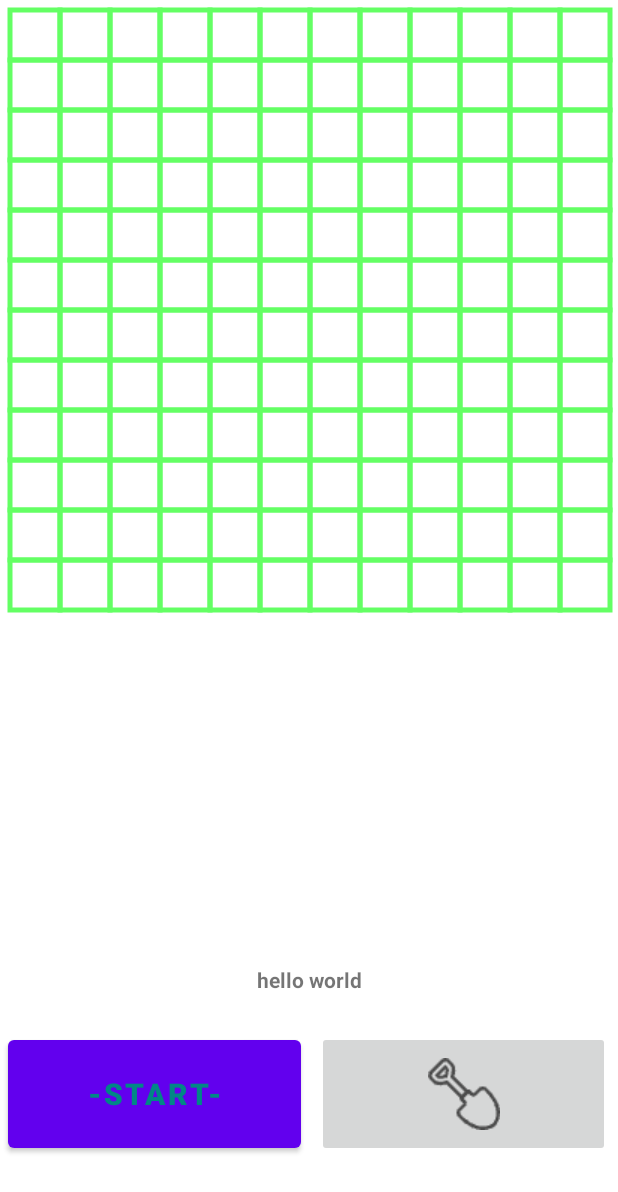
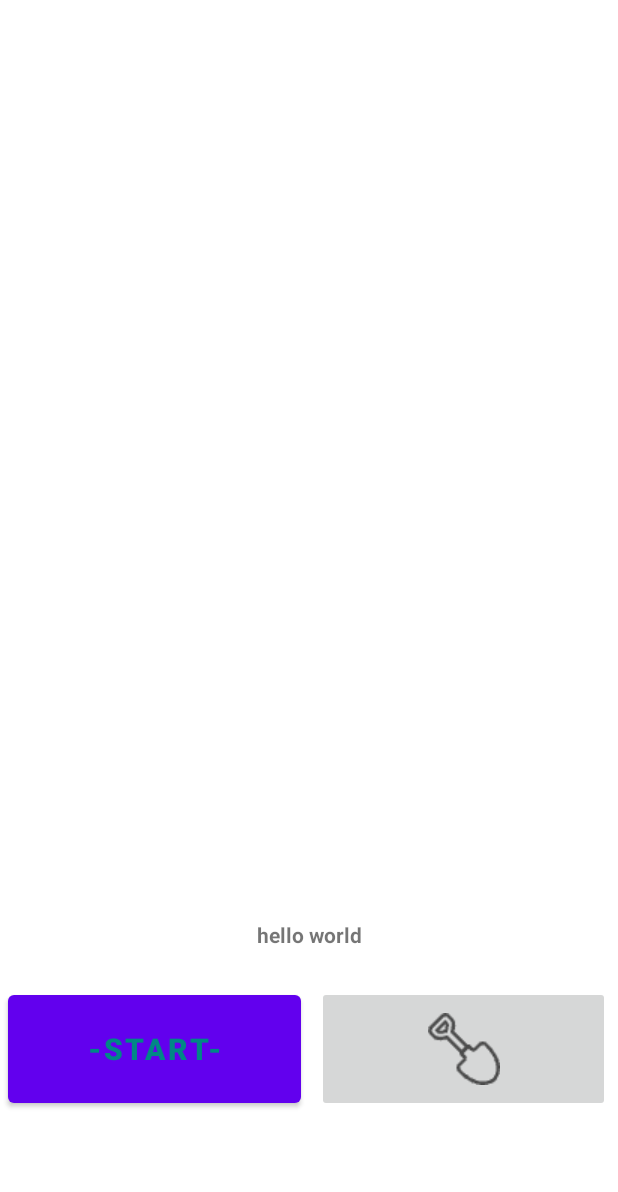
Before and after one commit to tfs-apps-one/TreasureHunt, an Android app: the layout activity_sub.xml on its own in the app's theme, with its tools: preview values and no code run, on a phone screen of 412 x 824 dp. Shown: the top 1192 px of the screen. Run offline under Robolectric (Android 15) with nearby library versions, the phone set to English and light mode, and no system bars.

Commit message:
ゲームフレーム表示処理の追加

```diff
--- a/app/src/main/res/layout/activity_sub.xml
+++ b/app/src/main/res/layout/activity_sub.xml
@@ -6,21 +6,30 @@
     android:layout_height="match_parent"
     tools:context=".MainActivity">
 
+    <!--
     <tfsapps.treasurehunt.MyMap
         android:id="@+id/my_map"
         android:layout_width="match_parent"
         android:layout_height="wrap_content"
+        app:layout_constraintTop_toTopOf="parent"
         tools:ignore="MissingConstraints" />
+    -->
 
+    <LinearLayout
+        android:id="@+id/linearLayout4"
+        android:layout_width="match_parent"
+        android:layout_height="wrap_content"
+        app:layout_constraintTop_toTopOf="parent"
+        android:orientation="horizontal">
+    </LinearLayout>
 
     <LinearLayout
         android:id="@+id/linearLayout5"
         android:layout_width="match_parent"
         android:layout_height="200dp"
-        android:layout_marginTop="531dp"
+        android:layout_marginBottom="30dp"
         android:orientation="vertical"
-        app:layout_constraintBottom_toBottomOf="@+id/my_map"
-        >
+        app:layout_constraintBottom_toBottomOf="parent">
 
         <TextView
             android:id="@+id/text_status"
@@ -40,8 +49,7 @@
             android:layout_width="match_parent"
             android:layout_height="0dp"
             android:layout_weight="2"
-            android:orientation="horizontal"
-            app:layout_constraintBottom_toBottomOf="@+id/my_map">
+            android:orientation="horizontal">
 
             <Button
                 android:id="@+id/btn_tips"
@@ -54,8 +62,8 @@
                 android:layout_weight="1"
                 android:text="-START-"
                 android:textColor="@color/teal_700"
+                android:textSize="20dp"
                 android:textStyle="bold"
-                android:textSize="20dp"
                 tools:ignore="TouchTargetSizeCheck,SpeakableTextPresentCheck" />
 
             <ImageButton
@@ -78,7 +86,7 @@
             android:layout_height="0dp"
             android:layout_weight="1"
             android:orientation="horizontal"
-            app:layout_constraintBottom_toBottomOf="@+id/my_map">
+            app:layout_constraintBottom_toBottomOf="parent">
 
             <TextView
                 android:id="@+id/text_result3"
```
Also changed, not shown: app/src/main/java/tfsapps/treasurehunt/MainActivity.java (+29 -7 lines), app/src/main/java/tfsapps/treasurehunt/MyMap.java (+86 -7 lines).
